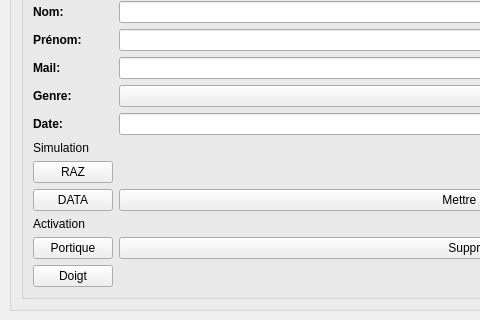
Before: the Qt Designer form gestionparticipant.ui in yesitswalid/CourseOrientation, drawn with Qt 5; both pictures show x 0 to 480 and y 282 to 602 of the 866 by 602 pixel window.
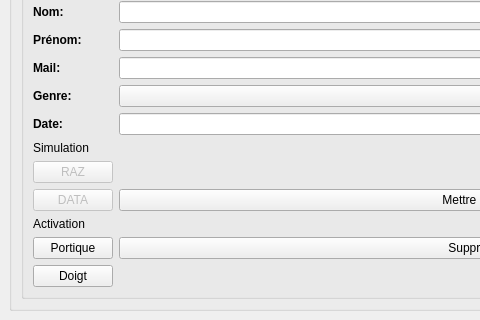
After: the same form once the commit is applied.

The edit to the form file:
```diff
--- a/gestionparticipant.ui
+++ b/gestionparticipant.ui
@@ -146,6 +146,9 @@
           </item>
           <item row="9" column="0">
            <widget class="QPushButton" name="razSimButton">
+            <property name="enabled">
+             <bool>false</bool>
+            </property>
             <property name="text">
              <string>RAZ</string>
             </property>
@@ -153,6 +156,9 @@
           </item>
           <item row="10" column="0">
            <widget class="QPushButton" name="dataSimButton">
+            <property name="enabled">
+             <bool>false</bool>
+            </property>
             <property name="text">
              <string>DATA</string>
             </property>
```
